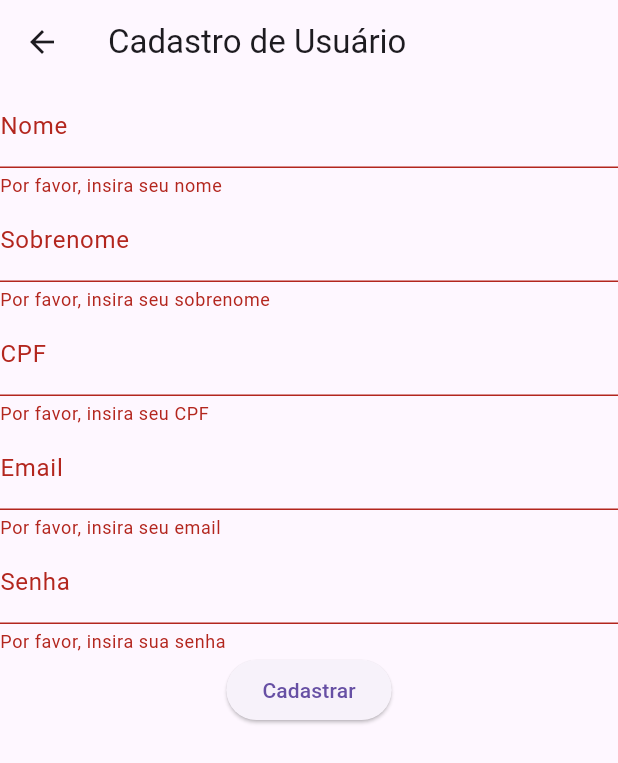
After one commit to MarcilioFreiitas/App-horadoconto-frontend-admin, a Flutter app: the CriarUsuario screen opened directly, after a tap on "Cadastrar", on a phone screen of 412 x 824 dp. The commit adds this screen. Shown: the top 763 px of the screen. Run offline on Flutter 3.47's test engine with Material 3 defaults, Android fonts, the phone set to English and light mode, and no system bars; our stand-ins replace dio, flutter_secure_storage, image_picker; accounts and stored records are empty; network calls fail.

Commit message:
Adicionado novas telas de funcionalidades de gerenciamento de usuários e livros

```diff
--- /dev/null
+++ b/lib/model/usuario.dart
@@ -0,0 +1,58 @@
+import 'package:flutter_application_1/model/emprestimo.dart';
+
+enum UserRoles { ADMIN, USER }
+
+class Usuario {
+  final String id;
+  final String nome;
+  final String sobreNome;
+  final String cpf;
+  final String email;
+  final String senha;
+  final UserRoles role;
+  final List<Emprestimo> emprestimos;
+
+  Usuario({
+    required this.id,
+    required this.nome,
+    required this.sobreNome,
+    required this.cpf,
+    required this.email,
+    required this.senha,
+    required this.role,
+    required this.emprestimos,
+  });
+
+  factory Usuario.fromJson(Map<String, dynamic> json) {
+    return Usuario(
+      id: json['id'].toString(),
+      nome: json['nome'],
+      sobreNome: json['sobreNome'],
+      cpf: json['cpf'],
+      email: json['email'],
+      senha: json['senha'],
+      role: UserRoles.values
+          .firstWhere((e) => e.toString() == 'UserRoles.${json['role']}'),
+      emprestimos: (json['emprestimos'] as List)
+          .map((emprestimo) => Emprestimo.fromJson(emprestimo))
+          .toList(),
+    );
+  }
+
+  Map<String, dynamic> toJson() {
+    return {
+      'id': id,
+      'nome': nome,
+      'sobreNome': sobreNome,
+      'cpf': cpf,
+      'email': email,
+      'senha': senha,
+      'role': role
+          .toString()
+          .split('.')
+          .last, // Isso irá retornar apenas 'ADMIN' ou 'USER'
+      'emprestimos':
+          emprestimos.map((emprestimo) => emprestimo.toJson()).toList(),
+    };
+  }
+}
--- a/lib/service/service_livro/service_livro_post.dart
+++ b/lib/service/service_livro/service_livro_post.dart
@@ -1,5 +1,5 @@
 import 'package:flutter/material.dart';
-import 'package:flutter_application_1/views/criar_livro.dart';
+import 'package:flutter_application_1/views/livros/criar_livro.dart';
 import 'package:http/http.dart' as http;
 import 'dart:convert';
 import 'package:http_parser/http_parser.dart';
--- a/lib/views/atualizar_livro.dart
+++ b/lib/views/livros/atualizar_livro.dart
@@ -1,7 +1,7 @@
 import 'dart:convert';
 
 import 'package:flutter/material.dart';
-import 'package:flutter_application_1/service/service_livro/livro.dart';
+import 'package:flutter_application_1/model/livro.dart';
 
 import 'package:http/http.dart' as http;
 import 'dart:convert';
--- a/lib/views/deletar_livro.dart
+++ b/lib/views/livros/deletar_livro.dart
@@ -1,7 +1,7 @@
 import 'dart:convert';
 
 import 'package:flutter/material.dart';
-import 'package:flutter_application_1/service/service_livro/livro.dart';
+import 'package:flutter_application_1/model/livro.dart';
 
 import 'package:http/http.dart' as http;
 import 'dart:convert';
--- a/lib/views/listar_livro.dart
+++ b/lib/views/livros/listar_livro.dart
@@ -1,7 +1,7 @@
 import 'dart:convert';
 
 import 'package:flutter/material.dart';
-import 'package:flutter_application_1/service/service_livro/livro.dart';
+import 'package:flutter_application_1/model/livro.dart';
 import 'package:http/http.dart' as http;
 
 class ListaLivros extends StatefulWidget {
--- /dev/null
+++ b/lib/views/usuario/criar_usuario.dart
@@ -0,0 +1,117 @@
+import 'package:flutter/material.dart';
+import 'package:http/http.dart' as http;
+import 'dart:convert';
+
+class CriarUsuario extends StatefulWidget {
+  @override
+  _CriarUsuarioState createState() => _CriarUsuarioState();
+}
+
+class _CriarUsuarioState extends State<CriarUsuario> {
+  final _formKey = GlobalKey<FormState>();
+  final TextEditingController nomeController = TextEditingController();
+  final TextEditingController sobreNomeController = TextEditingController();
+  final TextEditingController cpfController = TextEditingController();
+  final TextEditingController emailController = TextEditingController();
+  final TextEditingController senhaController = TextEditingController();
+
+  Future<void> cadastrarUsuario() async {
+    final response = await http.post(
+      Uri.parse(
+          'http://10.0.0.106:8080/auth/register'), // Substitua pelo endereço da sua API
+      headers: <String, String>{
+        'Content-Type': 'application/json; charset=UTF-8',
+      },
+      body: jsonEncode(<String, String>{
+        'nome': nomeController.text,
+        'sobreNome': sobreNomeController.text,
+        'cpf': cpfController.text,
+        'email': emailController.text,
+        'senha': senhaController.text,
+        'role': 'USER',
+      }),
+    );
+
+    if (response.statusCode == 200) {
+      // Se a chamada da API for bem-sucedida, analise o JSON.
+      print('Usuário cadastrado com sucesso');
+    } else {
+      // Se a chamada da API falhar, lance uma exceção.
+      throw Exception('Falha ao cadastrar usuário');
+    }
+  }
+
+  @override
+  Widget build(BuildContext context) {
+    return Scaffold(
+      appBar: AppBar(
+        title: Text('Cadastro de Usuário'),
+      ),
+      body: Form(
+        key: _formKey,
+        child: Column(
+          children: <Widget>[
+            TextFormField(
+              controller: nomeController,
+              decoration: InputDecoration(labelText: 'Nome'),
+              validator: (value) {
+                if (value == null || value.isEmpty) {
+                  return 'Por favor, insira seu nome';
+                }
+                return null;
+              },
+            ),
+            TextFormField(
+              controller: sobreNomeController,
+              decoration: InputDecoration(labelText: 'Sobrenome'),
+              validator: (value) {
+                if (value == null || value.isEmpty) {
+                  return 'Por favor, insira seu sobrenome';
+                }
+                return null;
+              },
+            ),
+            TextFormField(
+              controller: cpfController,
+              decoration: InputDecoration(labelText: 'CPF'),
+              validator: (value) {
+                if (value == null || value.isEmpty) {
+                  return 'Por favor, insira seu CPF';
+                }
+                return null;
+              },
+            ),
+            TextFormField(
+              controller: emailController,
+              decoration: InputDecoration(labelText: 'Email'),
+              validator: (value) {
+                if (value == null || value.isEmpty) {
+                  return 'Por favor, insira seu email';
+                }
+                return null;
+              },
+            ),
+            TextFormField(
+              controller: senhaController,
+              decoration: InputDecoration(labelText: 'Senha'),
+              validator: (value) {
+                if (value == null || value.isEmpty) {
+                  return 'Por favor, insira sua senha';
+                }
+                return null;
+              },
+            ),
+            ElevatedButton(
+              onPressed: () {
+                if (_formKey.currentState!.validate()) {
+                  cadastrarUsuario();
+                }
+              },
+              child: Text('Cadastrar'),
+            ),
+          ],
+        ),
+      ),
+    );
+  }
+}
--- a/lib/views/gerenciar_livros.dart
+++ b/lib/views/usuario/gerenciar_usuario.dart
@@ -1,58 +1,55 @@
 import 'package:flutter/material.dart';
-import 'package:flutter_application_1/views/atualizar_livro.dart';
-import 'package:flutter_application_1/views/deletar_livro.dart';
-import 'package:flutter_application_1/views/listar_livro.dart';
-import 'package:flutter_application_1/views/criar_livro.dart';
+import 'package:flutter_application_1/views/usuario/atualizar_usuario.dart';
+import 'package:flutter_application_1/views/usuario/criar_usuario.dart';
+import 'package:flutter_application_1/views/usuario/deletar_usuario.dart';
+import 'package:flutter_application_1/views/usuario/listar_usuarios.dart';
 
-class GerenciarLivros extends StatelessWidget {
+class GerenciarUsuario extends StatelessWidget {
   @override
   Widget build(BuildContext context) {
     return Scaffold(
       appBar: AppBar(
-        title: Text('Gerenciar Livros'),
+        title: Text('Gerenciar Usuário'),
       ),
       body: Center(
         child: Column(
           mainAxisAlignment: MainAxisAlignment.center,
           children: <Widget>[
             ElevatedButton(
-              child: Text('Criar Livro'),
               onPressed: () {
                 Navigator.push(
                   context,
-                  MaterialPageRoute(builder: (context) => CriarLivro()),
+                  MaterialPageRoute(builder: (context) => CriarUsuario()),
                 );
               },
+              child: Text('Criar Usuário'),
             ),
-            SizedBox(height: 16),
             ElevatedButton(
-              child: Text('Consultar todos os livros'),
               onPressed: () {
                 Navigator.push(
                   context,
-                  MaterialPageRoute(builder: (context) => ListaLivros()),
+                  MaterialPageRoute(builder: (context) => DeletarUsuario()),
                 );
               },
+              child: Text('Deletar Usuário'),
             ),
-            SizedBox(height: 16),
             ElevatedButton(
-              child: Text('Atualizar Livro'),
               onPressed: () {
                 Navigator.push(
                   context,
-                  MaterialPageRoute(builder: (context) => ListaLivrosPut()),
+                  MaterialPageRoute(builder: (context) => AtualizarUsuario()),
                 );
               },
+              child: Text('Atualizar Usuário'),
             ),
-            SizedBox(height: 16),
             ElevatedButton(
-              child: Text('Deletar Livro'),
               onPressed: () {
                 Navigator.push(
                   context,
-                  MaterialPageRoute(builder: (context) => ListaLivrosDelete()),
+                  MaterialPageRoute(builder: (context) => ListarUsuarios()),
                 );
               },
+              child: Text('Listar Usuários'),
             ),
           ],
         ),
```
Also changed, not shown: lib/model/emprestimo.dart (added, +49 -0 lines), lib/model/livro.dart (renamed from lib/service/service_livro/livro.dart, +13 -0 lines), lib/views/home_admin.dart (+6 -2 lines), lib/views/livros/gerenciar_livros.dart (added, +62 -0 lines), lib/views/usuario/atualizar_usuario.dart (added, +155 -0 lines), lib/views/usuario/deletar_usuario.dart (added, +96 -0 lines), lib/views/usuario/listar_usuarios.dart (added, +90 -0 lines), lib/views/emprestimos/atualizar_emprestimo.dart (added), lib/views/emprestimos/criar_emprestimo.dart (added), lib/views/emprestimos/deletar_emprestimo.dart (added), lib/views/emprestimos/listar_emprestimo.dart (added), lib/views/livros/criar_livro.dart (renamed from lib/views/criar_livro.dart).
